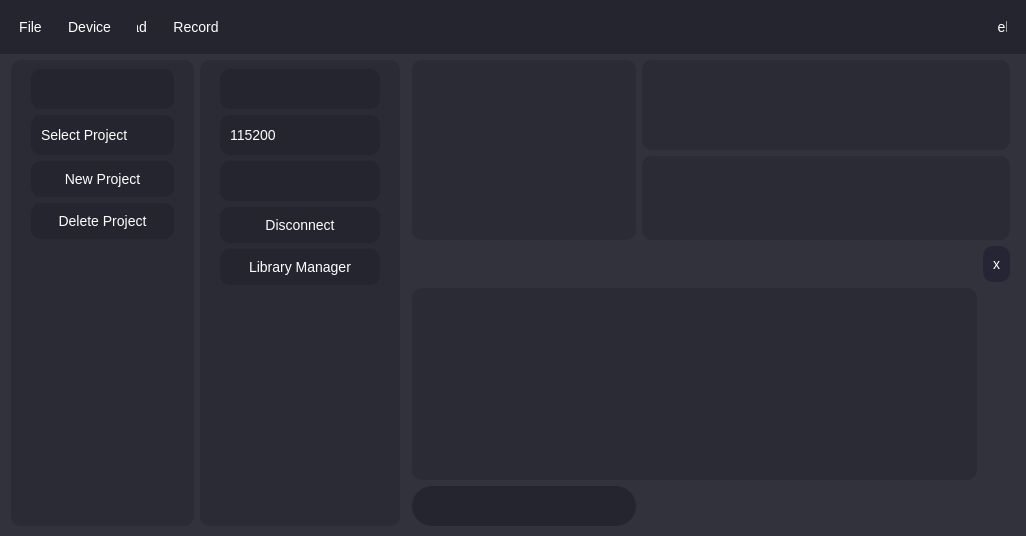
Old version of the form Ui/GraphingUi.ui in the repository OrionAerospaceYT/SideKick.
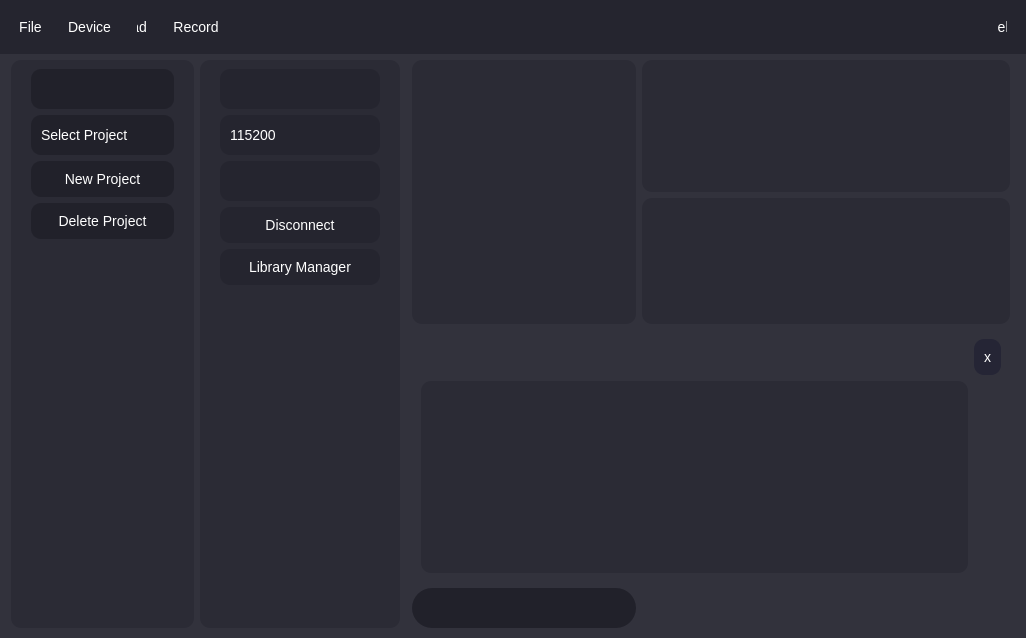
New version of the form. Icons and pictures are not drawn.

Commit message: EventHandler + Graphing merge

```diff
--- a/Ui/GraphingUi.ui
+++ b/Ui/GraphingUi.ui
@@ -7,7 +7,7 @@
     <x>0</x>
     <y>0</y>
     <width>1026</width>
-    <height>536</height>
+    <height>638</height>
    </rect>
   </property>
   <property name="acceptDrops">
@@ -128,7 +128,7 @@
   padding: 10px 10px;
   text-align: center;
   outline: none;
-  background-color: #25252f;
+  background-color: #21212a;
   border: none;
   border-radius: 20px;
   height: 20px;
@@ -504,7 +504,7 @@
   padding: 10px 10px;
   text-align: center;
   outline: none;
-  background-color: #25252f;
+  background-color: #21212a;
   border: none;
   border-radius: 10px;
 }
@@ -557,7 +557,7 @@
   padding: 10px 10px;
   text-align: center;
   outline: none;
-  background-color: #25252f;
+  background-color: #21212a;
   border: none;
   border-radius: 10px;
   height: 20px;
@@ -569,13 +569,13 @@
   background-color: #151525;
 }
 QComboBox:editable {
-  background: #25252f;
+  background: #21212a;
 }
   QComboBox:!editable,
   QComboBox::drop-down:editable,
   QComboBox:!editable:on,
   QComboBox::drop-down:editable:on {
-  background: #25252f;
+  background: #21212a;
 }
 QComboBox::drop-down {
   subcontrol-origin: padding;
@@ -601,7 +601,7 @@
   padding: 10px 10px;
   text-align: center;
   outline: none;
-  background-color: #25252f;
+  background-color: #21212a;
   border: none;
   border-radius: 10px;
   height: 20px;
@@ -825,18 +825,20 @@
        </widget>
       </item>
       <item row="4" column="4" colspan="4">
-       <layout class="QGridLayout" name="gridLayout_3">
+       <widget class="QFrame" name="debugger">
+        <layout class="QGridLayout" name="debugger_1">
         <item row="1" column="0">
-         <widget class="QTextBrowser" name="textBrowser"/>
+          <widget class="QTextBrowser" name="debug_log"/>
         </item>
         <item row="0" column="1">
-         <widget class="QPushButton" name="pushButton_3">
+          <widget class="QPushButton" name="quit">
           <property name="text">
            <string>x</string>
           </property>
          </widget>
         </item>
        </layout>
+       </widget>
       </item>
      </layout>
     </item>
```
Lines whose indentation alone changed are shown as unchanged. The commit also changes 2 other files.
